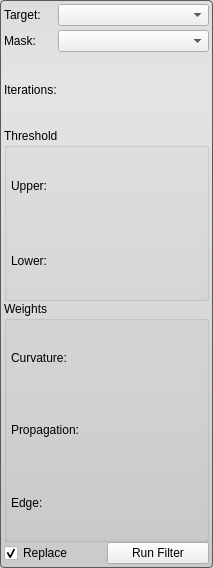
Old version of the form src/Interface/ToolInterface/ThresholdSegmentationLSFilterInterface.ui in the repository SCIInstitute/Seg3D.
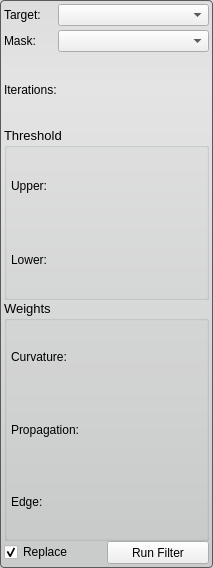
New version of the form.

What changed in the file:
```diff
--- a/src/Interface/ToolInterface/ThresholdSegmentationLSFilterInterface.ui
+++ b/src/Interface/ToolInterface/ThresholdSegmentationLSFilterInterface.ui
@@ -120,6 +120,11 @@
        <height>173</height>
       </size>
      </property>
+     <property name="font">
+      <font>
+       <pointsize>10</pointsize>
+      </font>
+     </property>
      <property name="title">
       <string>Threshold</string>
      </property>
@@ -193,6 +198,11 @@
        <height>241</height>
       </size>
      </property>
+     <property name="font">
+      <font>
+       <pointsize>10</pointsize>
+      </font>
+     </property>
      <property name="title">
       <string>Weights</string>
      </property>
@@ -286,6 +296,12 @@
          <verstretch>0</verstretch>
         </sizepolicy>
        </property>
+       <property name="maximumSize">
+        <size>
+         <width>16777215</width>
+         <height>23</height>
+        </size>
+       </property>
        <property name="text">
         <string>Run Filter</string>
        </property>
```
Left out of the diff: 15 changed lines with no effect on the pictures.
